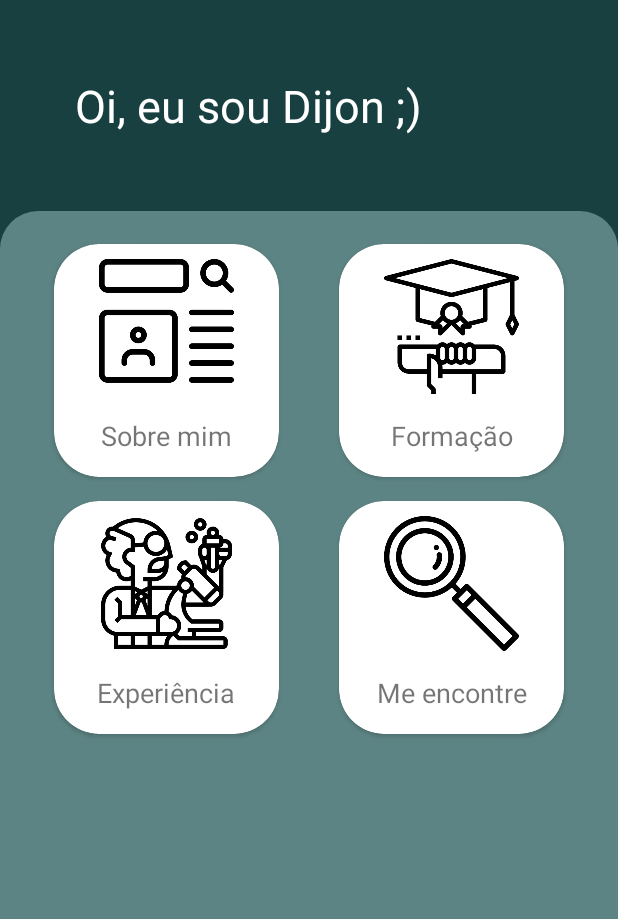
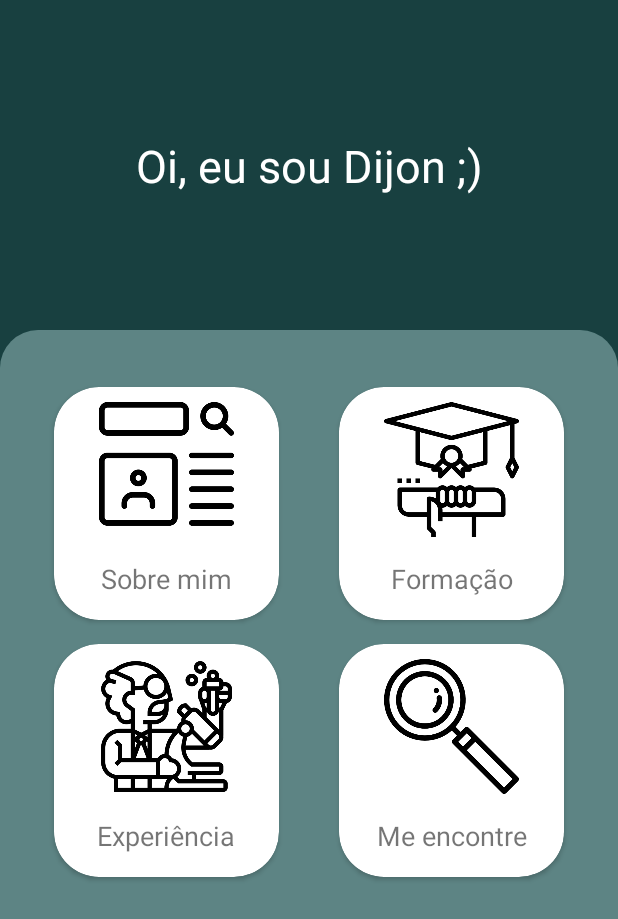
Before and after one commit to dijoncavalcante/about-me, an Android app: the screen it shows after launch (MainActivity), on a phone screen of 412 x 824 dp. Shown: the top 919 px of the screen. Run offline under Robolectric (Android 15) with nearby library versions, the phone set to English and light mode, and no system bars; Roboto replaces fonts that are not available here.

Commit message:
chore: Refactored layout to use ContraintLayout

```diff
--- a/app/src/main/res/layout/activity_experience.xml
+++ b/app/src/main/res/layout/activity_experience.xml
@@ -5,7 +5,7 @@
     android:layout_width="match_parent"
     android:layout_height="match_parent"
     android:background="@color/app_primary_green_1"
-    tools:context=".MainActivity">
+    tools:context=".ExperienceActivity">
 
     <androidx.constraintlayout.widget.Guideline
         android:id="@+id/guideline1"
--- a/app/src/main/res/layout/activity_main.xml
+++ b/app/src/main/res/layout/activity_main.xml
@@ -1,5 +1,5 @@
 <?xml version="1.0" encoding="utf-8"?>
-<androidx.coordinatorlayout.widget.CoordinatorLayout xmlns:android="http://schemas.android.com/apk/res/android"
+<androidx.constraintlayout.widget.ConstraintLayout xmlns:android="http://schemas.android.com/apk/res/android"
     xmlns:app="http://schemas.android.com/apk/res-auto"
     xmlns:tools="http://schemas.android.com/tools"
     android:layout_width="match_parent"
@@ -7,39 +7,51 @@
     android:background="@color/app_primary_green_1"
     tools:context=".MainActivity">
 
-    <com.google.android.material.appbar.AppBarLayout
-        android:layout_width="match_parent"
-        android:layout_height="wrap_content"
-        android:background="@color/app_primary_green_1"
-        android:theme="@style/ThemeOverlay.AppCompat.Dark"
-        app:elevation="0dp">
-
     <TextView
         android:layout_width="wrap_content"
         android:layout_height="wrap_content"
-            android:layout_marginStart="50dp"
-            android:layout_marginTop="50dp"
-            android:layout_marginEnd="50dp"
-            android:layout_marginBottom="50dp"
+        android:layout_marginStart="40dp"
+        android:layout_marginTop="40dp"
+        android:layout_marginEnd="40dp"
+        android:layout_marginBottom="40dp"
         android:fontFamily="@font/roboto"
         android:lineSpacingExtra="8dp"
         android:text="@string/home_welcome"
         android:textColor="@android:color/white"
         android:textSize="30sp"
+        app:layout_constraintBottom_toTopOf="@id/guidelineHome"
+        app:layout_constraintEnd_toEndOf="parent"
+        app:layout_constraintStart_toStartOf="parent"
+        app:layout_constraintTop_toTopOf="parent"
         app:layout_scrollFlags="scroll|enterAlways" />
-    </com.google.android.material.appbar.AppBarLayout>
 
-    <FrameLayout
-        android:layout_width="match_parent"
-        android:layout_height="match_parent"
+    <androidx.constraintlayout.widget.Guideline
+        android:id="@+id/guidelineHome"
+        android:layout_width="wrap_content"
+        android:layout_height="wrap_content"
+        android:orientation="horizontal"
+        app:layout_constraintGuide_percent="0.26675788" />
+
+    <androidx.constraintlayout.widget.ConstraintLayout
+        android:id="@+id/constraintLayoutHome"
+        android:layout_width="0dp"
+        android:layout_height="0dp"
         android:background="@drawable/bg_home_radius_container_top"
-        android:paddingBottom="20dp"
-        app:layout_behavior="@string/appbar_scrolling_view_behavior">
+        android:orientation="vertical"
+        android:padding="16dp"
+        app:layout_constraintBottom_toBottomOf="parent"
+        app:layout_constraintEnd_toEndOf="parent"
+        app:layout_constraintStart_toStartOf="parent"
+        app:layout_constraintTop_toBottomOf="@id/guidelineHome">
 
         <include
             android:id="@+id/layout_root"
-            layout="@layout/fragment_home" />
+            layout="@layout/fragment_home"
+            app:layout_constraintEnd_toEndOf="parent"
+            app:layout_constraintStart_toStartOf="parent"
+            app:layout_constraintTop_toBottomOf="parent" />
 
-    </FrameLayout>
 
-</androidx.coordinatorlayout.widget.CoordinatorLayout>
+    </androidx.constraintlayout.widget.ConstraintLayout>
+
+</androidx.constraintlayout.widget.ConstraintLayout>
```
Lines whose indentation alone changed are shown as unchanged.
